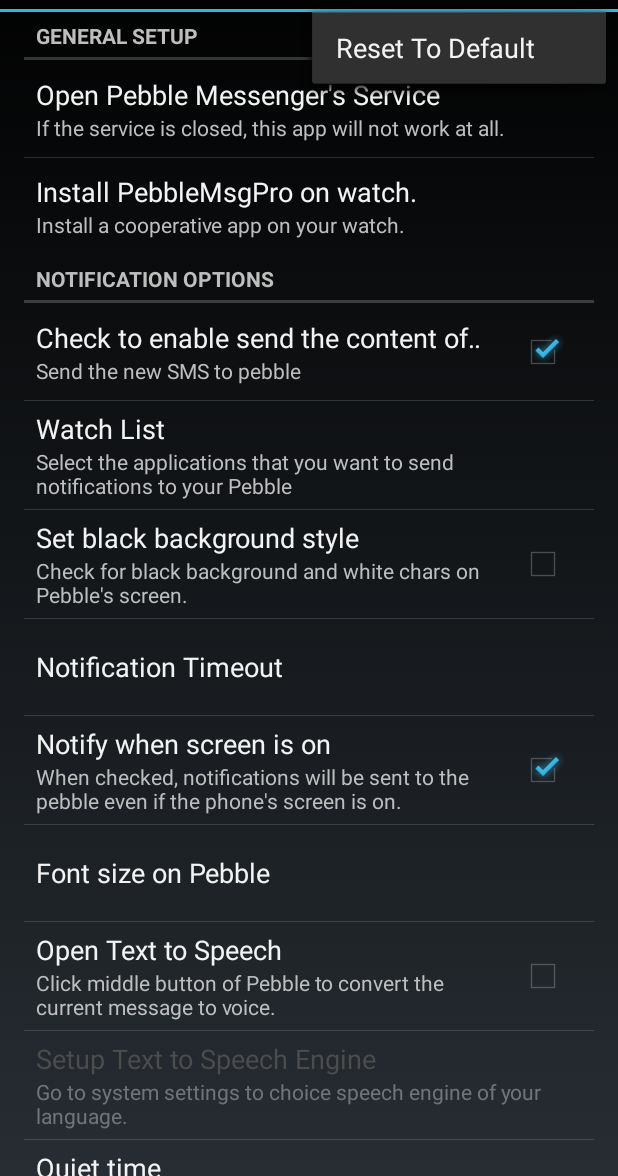
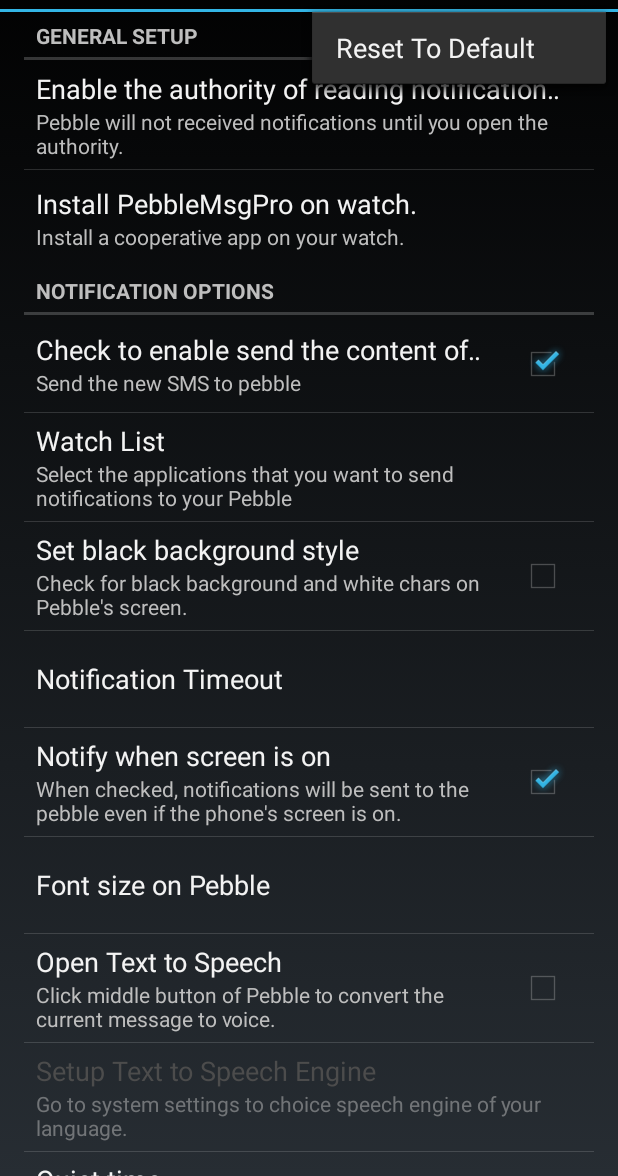
Before and after one commit to yunshansimon/Pebble-Messenger-Pro, an Android app: the screen it shows after launch (NavigationActivity), with the options menu open, on a phone screen of 412 x 824 dp, the part 60-1236 px from its top. Run offline under Robolectric (Android 15) with nearby library versions, the phone set to English and light mode, and no system bars; 2 statements that could not run were skipped.

Commit message:
fix sms problem,7.2b

```diff
--- a/app/build.gradle
+++ b/app/build.gradle
@@ -15,8 +15,8 @@ android {
         applicationId 'com.yangtsaosoftware.pebblemessenger'
         minSdkVersion 19
         targetSdkVersion 19
-        versionCode 44
-        versionName '7.2a'
+        versionCode 45
+        versionName '7.2b'
         signingConfig signingConfigs.config
     }
     buildTypes {
--- a/app/src/main/java/com/yangtsaosoftware/pebblemessenger/activities/SetupFragment.java
+++ b/app/src/main/java/com/yangtsaosoftware/pebblemessenger/activities/SetupFragment.java
@@ -146,7 +146,7 @@ public class SetupFragment extends Fragment implements TextToSpeech.OnInitListen
         ssb.append(test_PebbleFirmware_state(_context));
         ssb.append('\n');
         ssb.append(_context.getString(R.string.setup_accessibility_service_title));
-        ssb.append(test_AccessService_state(_context));
+       // ssb.append(test_AccessService_state(_context));
         ssb.append('\n');
         ssb.append(_context.getString(R.string.setup_watch_list));
         ssb.append(test_WatchList_state(_context));
--- a/app/src/main/java/com/yangtsaosoftware/pebblemessenger/receivers/SMSHandler.java
+++ b/app/src/main/java/com/yangtsaosoftware/pebblemessenger/receivers/SMSHandler.java
@@ -41,7 +41,7 @@ public class SMSHandler extends BroadcastReceiver {
             if (messages != null){
                 address=messages[0].getOriginatingAddress();
                 address=Constants.queryNameByNum(context,address);
-                body=messages[0].getMessageBody();
+                body=messages[0].getDisplayMessageBody();
                 Intent inner_intent=new Intent(MessageProcessingService.class.getName());
                 inner_intent.putExtra(Constants.BROADCAST_COMMAND,Constants.BROADCAST_SMS_INCOMING);
                 inner_intent.putExtra(Constants.BROADCAST_SMS_BODY,address + ":" + body);
--- a/app/src/main/res/values/strings.xml
+++ b/app/src/main/res/values/strings.xml
@@ -68,8 +68,8 @@
     <string name="pref_black_background_summ">Check for black background and white chars on Pebble\'s screen.</string>
     <string name="pref_cat_general">General Setup</string>
     <string name="pref_cat_general_summ">Main setup function</string>
-    <string name="pref_general_accessibility">Open Pebble Messenger\'s Service</string>
-    <string name="pref_general_accessibility_summ">If the service is closed, this app will not work at all.</string>
+    <string name="pref_general_accessibility">Enable the authority of reading notifications.</string>
+    <string name="pref_general_accessibility_summ">Pebble will not received notifications until you open the authority.</string>
     <string name="pref_general_pebbleapp">Install PebbleMsgPro on watch.</string>
     <string name="pref_general_pebbleapp_summ">Install a cooperative app on your watch.</string>
     <string name="title_setting_activity">Options</string>
@@ -94,7 +94,7 @@
 
     <string name="setup_test_pebble_title">1. Check your Pebble status\t</string>
     <string name="setup_test_pebble_firmware">2. Check your Pebble firmware version\t</string>
-    <string name="setup_accessibility_service_title">3. Enable accessibility service\t</string>
+    <string name="setup_accessibility_service_title">3. The new version does not need accessibility service, but need the authority to read notifications.\t</string>
     <string name="setup_install_pebble_app">6. Check PebbleMsgPro status\t</string>
     <string name="setup_watch_list">4. Check Watch List\t</string>
     <string name="setup_font_base_status">5. Font data base status\t</string>
```
Also changed, not shown: app/src/main/java/com/yangtsaosoftware/pebblemessenger/services/NotificationService.java (+10 -0 lines).
